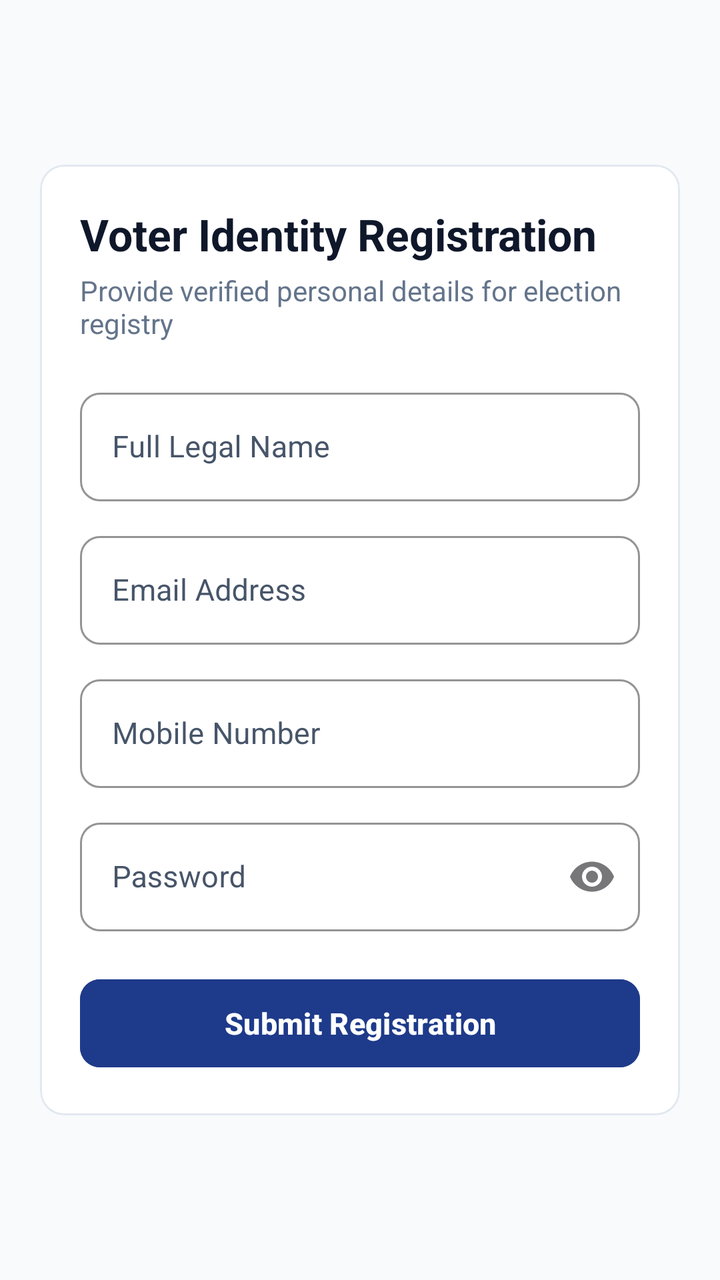
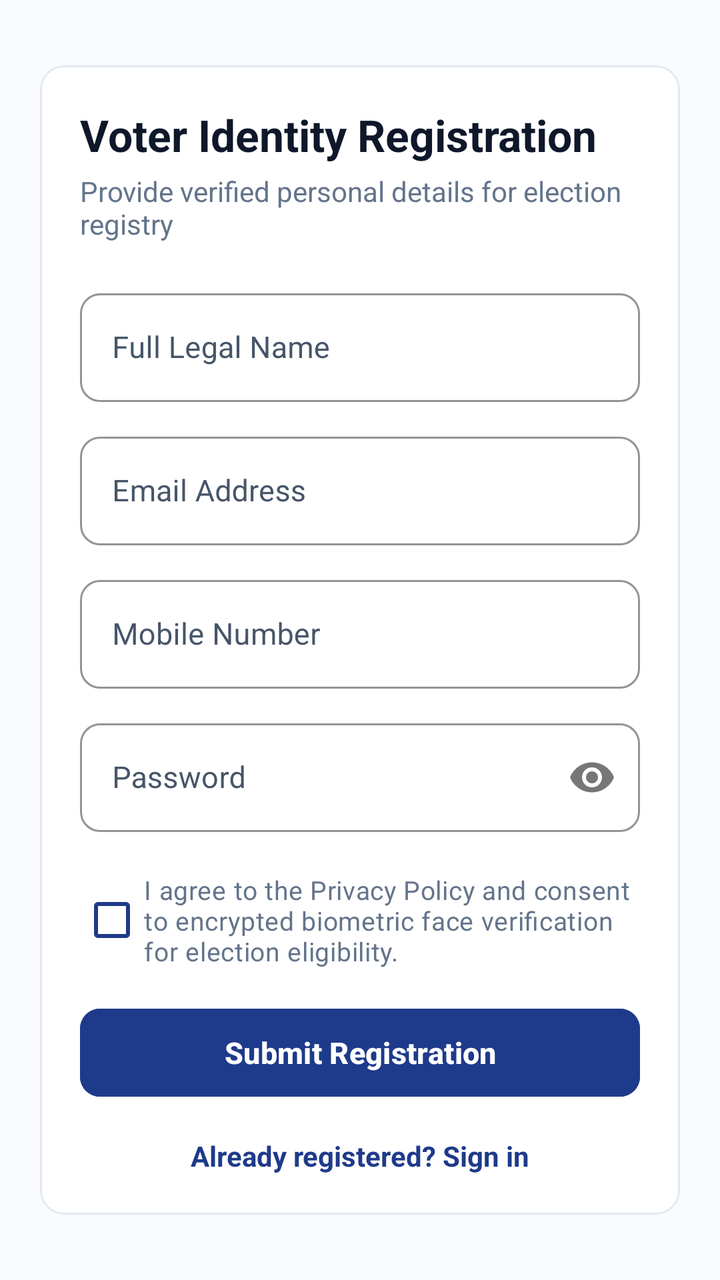

Two renders of the same Android screen: before a commit and after it. Below are the layout's source before the change and the commit's diff.
<!-- AndroidManifest.xml: application theme Theme.SecureVotingApp -->
<!-- res/layout/activity_register.xml -->
<?xml version="1.0" encoding="utf-8"?>
<ScrollView xmlns:android="http://schemas.android.com/apk/res/android"
    xmlns:app="http://schemas.android.com/apk/res-auto"
    android:layout_width="match_parent"
    android:layout_height="match_parent"
    android:fitsSystemWindows="true"
    android:background="@color/bg_slate"
    android:fillViewport="true">

    <LinearLayout
        android:layout_width="match_parent"
        android:layout_height="wrap_content"
        android:orientation="vertical"
        android:padding="20dp"
        android:gravity="center_vertical">

        <com.google.android.material.card.MaterialCardView
            android:layout_width="match_parent"
            android:layout_height="wrap_content"
            app:cardBackgroundColor="@color/card_surface"
            app:cardCornerRadius="12dp"
            app:cardElevation="0dp"
            app:strokeColor="@color/border_stroke"
            app:strokeWidth="1dp">

            <LinearLayout
                android:layout_width="match_parent"
                android:layout_height="wrap_content"
                android:orientation="vertical"
                android:padding="20dp">

                <TextView
                    android:layout_width="wrap_content"
                    android:layout_height="wrap_content"
                    android:text="Voter Identity Registration"
                    android:textSize="22sp"
                    android:textStyle="bold"
                    android:textColor="@color/text_primary"
                    android:layout_marginBottom="4dp" />

                <TextView
                    android:layout_width="wrap_content"
                    android:layout_height="wrap_content"
                    android:text="Provide verified personal details for election registry"
                    android:textSize="14sp"
                    android:textColor="@color/text_secondary"
                    android:layout_marginBottom="20dp" />

                
                <com.google.android.material.textfield.TextInputLayout
                    style="@style/Widget.MaterialComponents.TextInputLayout.OutlinedBox"
                    android:layout_width="match_parent"
                    android:layout_height="wrap_content"
                    android:layout_marginBottom="12dp"
                    android:hint="Full Legal Name"
                    android:textColorHint="#475569"
                    app:boxCornerRadiusTopStart="10dp"
                    app:boxCornerRadiusTopEnd="10dp"
                    app:boxCornerRadiusBottomStart="10dp"
                    app:boxCornerRadiusBottomEnd="10dp"
                    app:boxStrokeColor="#1E3A8A"
                    app:hintTextColor="#1E3A8A">

                    <com.google.android.material.textfield.TextInputEditText
                        android:id="@+id/regFullName"
                        android:layout_width="match_parent"
                        android:layout_height="wrap_content"
                        android:textColor="#0F172A"
                        android:inputType="textPersonName"
                        android:textSize="15sp" />
                </com.google.android.material.textfield.TextInputLayout>

                
                <com.google.android.material.textfield.TextInputLayout
                    style="@style/Widget.MaterialComponents.TextInputLayout.OutlinedBox"
                    android:layout_width="match_parent"
                    android:layout_height="wrap_content"
                    android:layout_marginBottom="12dp"
                    android:hint="Email Address"
                    android:textColorHint="#475569"
                    app:boxCornerRadiusTopStart="10dp"
                    app:boxCornerRadiusTopEnd="10dp"
                    app:boxCornerRadiusBottomStart="10dp"
                    app:boxCornerRadiusBottomEnd="10dp"
                    app:boxStrokeColor="#1E3A8A"
                    app:hintTextColor="#1E3A8A">

                    <com.google.android.material.textfield.TextInputEditText
                        android:id="@+id/regEmail"
                        android:layout_width="match_parent"
                        android:layout_height="wrap_content"
                        android:textColor="#0F172A"
                        android:inputType="textEmailAddress"
                        android:textSize="15sp" />
                </com.google.android.material.textfield.TextInputLayout>

                
                <com.google.android.material.textfield.TextInputLayout
                    style="@style/Widget.MaterialComponents.TextInputLayout.OutlinedBox"
                    android:layout_width="match_parent"
                    android:layout_height="wrap_content"
                    android:layout_marginBottom="12dp"
                    android:hint="Mobile Number"
                    android:textColorHint="#475569"
                    app:boxCornerRadiusTopStart="10dp"
                    app:boxCornerRadiusTopEnd="10dp"
                    app:boxCornerRadiusBottomStart="10dp"
                    app:boxCornerRadiusBottomEnd="10dp"
                    app:boxStrokeColor="#1E3A8A"
                    app:hintTextColor="#1E3A8A">

                    <com.google.android.material.textfield.TextInputEditText
                        android:id="@+id/regMobile"
                        android:layout_width="match_parent"
                        android:layout_height="wrap_content"
                        android:textColor="#0F172A"
                        android:inputType="phone"
                        android:textSize="15sp" />
                </com.google.android.material.textfield.TextInputLayout>

                
                <com.google.android.material.textfield.TextInputLayout
                    style="@style/Widget.MaterialComponents.TextInputLayout.OutlinedBox"
                    android:layout_width="match_parent"
                    android:layout_height="wrap_content"
                    android:layout_marginBottom="20dp"
                    android:hint="Password"
                    android:textColorHint="#475569"
                    app:boxCornerRadiusTopStart="10dp"
                    app:boxCornerRadiusTopEnd="10dp"
                    app:boxCornerRadiusBottomStart="10dp"
                    app:boxCornerRadiusBottomEnd="10dp"
                    app:boxStrokeColor="#1E3A8A"
                    app:hintTextColor="#1E3A8A"
                    app:endIconMode="password_toggle"
                    app:passwordToggleTint="#475569">

                    <com.google.android.material.textfield.TextInputEditText
                        android:id="@+id/regPassword"
                        android:layout_width="match_parent"
                        android:layout_height="wrap_content"
                        android:textColor="#0F172A"
                        android:inputType="textPassword"
                        android:textSize="15sp" />
                </com.google.android.material.textfield.TextInputLayout>

                <com.google.android.material.button.MaterialButton
                    android:id="@+id/registerSubmitButton"
                    android:layout_width="match_parent"
                    android:layout_height="52dp"
                    android:text="Submit Registration"
                    android:textSize="15sp"
                    android:textStyle="bold"
                    android:backgroundTint="@color/primary_navy"
                    android:textColor="@color/white"
                    app:cornerRadius="10dp" />

            </LinearLayout>
        </com.google.android.material.card.MaterialCardView>

    </LinearLayout>
</ScrollView>
<!-- resources referenced by this layout -->
<resources>
  <color name="bg_slate">#F8FAFC</color>
  <color name="border_stroke">#E2E8F0</color>
  <color name="card_surface">#FFFFFF</color>
  <color name="primary_navy">#1E3A8A</color>
  <color name="text_primary">#0F172A</color>
  <color name="text_secondary">#64748B</color>
  <color name="white">#FFFFFFFF</color>
  <style name="Theme.SecureVotingApp" parent="Base.Theme.SecureVotingApp" />
  <style name="Base.Theme.SecureVotingApp" parent="Theme.Material3.DayNight.NoActionBar">
          
          <item name="android:statusBarColor">#F8FAFC</item>
          <item name="android:windowLightStatusBar">true</item>
          <item name="colorPrimary">@color/primary_navy</item>
          <item name="colorSecondary">@color/admin_header</item>
          <item name="android:windowBackground">@color/bg_slate</item>
      </style>
  <color name="admin_header">#0F172A</color>
</resources>

<!-- the commit's change to res/layout/activity_register.xml (unified diff, before → after) -->
@@ -144,6 +144,17 @@
                         android:textSize="15sp" />
                 </com.google.android.material.textfield.TextInputLayout>
 
+                
+                <com.google.android.material.checkbox.MaterialCheckBox
+                    android:id="@+id/consentCheckBox"
+                    android:layout_width="match_parent"
+                    android:layout_height="wrap_content"
+                    android:layout_marginBottom="16dp"
+                    android:text="I agree to the Privacy Policy and consent to encrypted biometric face verification for election eligibility."
+                    android:textColor="@color/text_secondary"
+                    android:textSize="13sp"
+                    app:buttonTint="@color/primary_navy" />
+
                 <com.google.android.material.button.MaterialButton
                     android:id="@+id/registerSubmitButton"
                     android:layout_width="match_parent"
@@ -155,6 +166,19 @@
                     android:textColor="@color/white"
                     app:cornerRadius="10dp" />
 
+                <TextView
+                    android:id="@+id/goToLoginText"
+                    android:layout_width="wrap_content"
+                    android:layout_height="wrap_content"
+                    android:layout_gravity="center_horizontal"
+                    android:layout_marginTop="16dp"
+                    android:text="Already registered? Sign in"
+                    android:textColor="@color/primary_navy"
+                    android:textSize="14sp"
+                    android:textStyle="bold"
+                    android:clickable="true"
+                    android:focusable="true" />
+
             </LinearLayout>
         </com.google.android.material.card.MaterialCardView>
 
